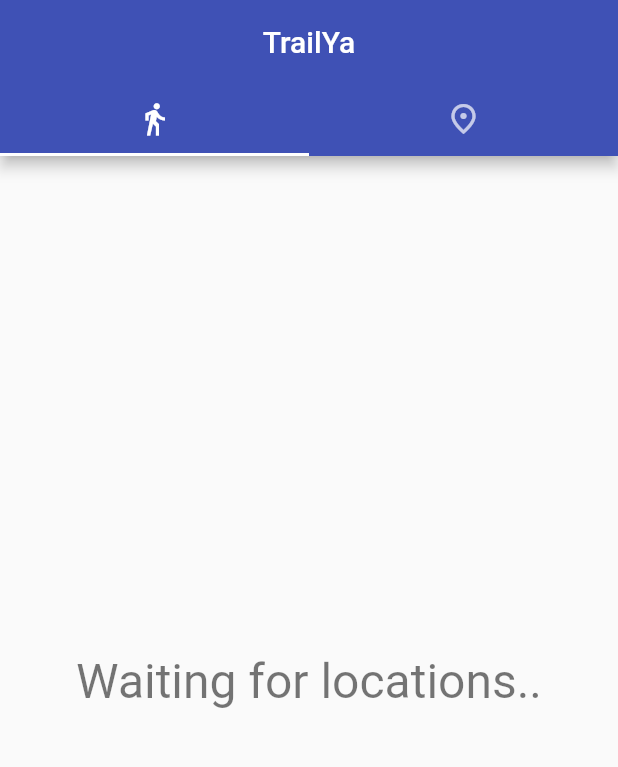
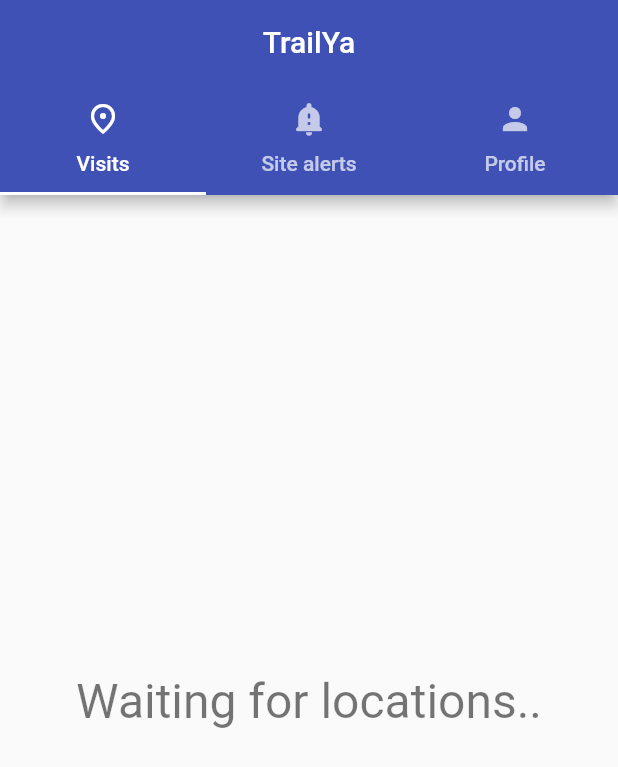
Before and after one commit to tusharm/trailya-app, a Flutter app: the screen it shows after launch, on a phone screen of 412 x 824 dp. Shown: the top 767 px of the screen. Run offline on Flutter 3.47's test engine with Material 2 defaults, Android fonts, the phone set to English and light mode, and no system bars; our stand-ins replace firebase_core, firebase_messaging, flutter_dotenv, location, sqflite; missing offline and left inert: google_place; accounts and stored records are empty.

Commit message:
Added profile tab

```diff
--- a/lib/app/home.dart
+++ b/lib/app/home.dart
@@ -1,5 +1,6 @@
 import 'package:flutter/material.dart';
 
+import 'profile.dart';
 import 'sites.dart';
 import 'visits.dart';
 
@@ -11,7 +12,7 @@ class HomePage extends StatelessWidget {
   @override
   Widget build(BuildContext context) {
     return DefaultTabController(
-      length: 2,
+      length: 3,
       child: Scaffold(
         appBar: AppBar(
           title: Center(
@@ -19,8 +20,17 @@ class HomePage extends StatelessWidget {
           ),
           bottom: TabBar(
             tabs: [
-              Tab(icon: Icon(Icons.directions_walk)),
-              Tab(icon: Icon(Icons.place_outlined)),
+              Tab(
+                text: 'Visits',
+                icon: Icon(Icons.place_outlined),
+              ),
+              Tab(
+                  text: 'Site alerts',
+                  icon: Icon(Icons.notification_important_rounded)),
+              Tab(
+                text: 'Profile',
+                icon: Icon(Icons.person),
+              ),
             ],
           ),
         ),
@@ -28,6 +38,7 @@ class HomePage extends StatelessWidget {
           children: [
             VisitsPage(),
             ExposedSitesPage(),
+            ProfilePage(),
           ],
         ),
       ),
```
Also changed, not shown: lib/app/profile.dart (added, +16 -0 lines).
